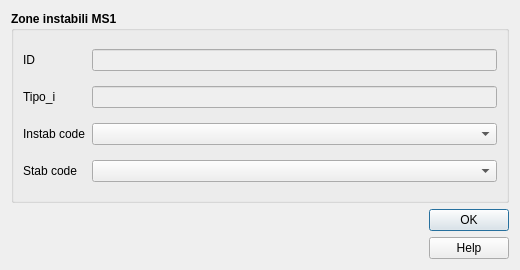
Above: template_code/progetto/maschere/instab_ms1.ui from CNR-IGAG/mzs-tools before the change. Below: the same form after it.
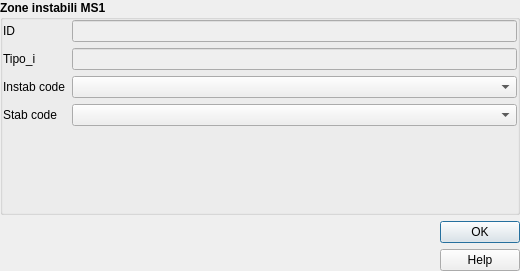
That is the form after the change. Icons and pictures are not drawn.

Commit message: - add stab, instab, isosub layers liv 2-3, in database and project - set required and uneditable layers in project - adapt instab_l23 editing ui and script

What changed in the file:
```diff
--- a/template_code/progetto/maschere/instab_ms1.ui
+++ b/template_code/progetto/maschere/instab_ms1.ui
@@ -7,11 +7,11 @@
                 <x>0</x>
                 <y>0</y>
                 <width>520</width>
-                <height>270</height>
+    <height>271</height>
             </rect>
         </property>
         <property name="sizePolicy">
-            <sizepolicy hsizetype="Fixed" vsizetype="Fixed">
+   <sizepolicy hsizetype="Preferred" vsizetype="Preferred">
                 <horstretch>0</horstretch>
                 <verstretch>0</verstretch>
             </sizepolicy>
@@ -19,13 +19,7 @@
         <property name="minimumSize">
             <size>
                 <width>520</width>
-                <height>240</height>
-            </size>
-        </property>
-        <property name="maximumSize">
-            <size>
-                <width>1500</width>
-                <height>1500</height>
+    <height>271</height>
             </size>
         </property>
         <property name="windowTitle">
@@ -35,6 +29,18 @@
             <bool>true</bool>
         </property>
         <layout class="QVBoxLayout" name="verticalLayout_2">
+   <property name="leftMargin">
+    <number>0</number>
+   </property>
+   <property name="topMargin">
+    <number>0</number>
+   </property>
+   <property name="rightMargin">
+    <number>0</number>
+   </property>
+   <property name="bottomMargin">
+    <number>0</number>
+   </property>
             <item>
                 <widget class="QGroupBox" name="groupBox_2">
                     <property name="sizePolicy">
@@ -58,33 +64,19 @@
                     <property name="title">
                         <string>Zone instabili MS1</string>
                     </property>
-                    <layout class="QGridLayout" name="gridLayout_3">
-                        <item row="2" column="0">
-                            <widget class="QLabel" name="label_4">
-                                <property name="font">
-                                    <font>
-                                        <weight>50</weight>
-                                        <bold>false</bold>
-                                    </font>
-                                </property>
-                                <property name="text">
-                                    <string>Instab code</string>
-                                </property>
-                            </widget>
-                        </item>
-                        <item row="1" column="0">
-                            <widget class="QLabel" name="label">
-                                <property name="font">
-                                    <font>
-                                        <weight>50</weight>
-                                        <bold>false</bold>
-                                    </font>
-                                </property>
-                                <property name="text">
-                                    <string>Tipo_i</string>
-                                </property>
-                            </widget>
-                        </item>
+     <layout class="QFormLayout" name="formLayout">
+      <property name="leftMargin">
+       <number>0</number>
+      </property>
+      <property name="topMargin">
+       <number>0</number>
+      </property>
+      <property name="rightMargin">
+       <number>0</number>
+      </property>
+      <property name="bottomMargin">
+       <number>0</number>
+      </property>
                         <item row="0" column="0">
                             <widget class="QLabel" name="label_2">
                                 <property name="sizePolicy">
@@ -121,18 +113,18 @@
                                             <colorrole role="Text">
                                                 <brush brushstyle="SolidPattern">
                                                     <color alpha="255">
-                                                        <red>113</red>
-                                                        <green>113</green>
-                                                        <blue>113</blue>
+              <red>170</red>
+              <green>170</green>
+              <blue>172</blue>
                                                     </color>
                                                 </brush>
                                             </colorrole>
                                             <colorrole role="PlaceholderText">
                                                 <brush brushstyle="NoBrush">
                                                     <color alpha="128">
-                                                        <red>113</red>
-                                                        <green>113</green>
-                                                        <blue>113</blue>
+              <red>120</red>
+              <green>120</green>
+              <blue>120</blue>
                                                     </color>
                                                 </brush>
                                             </colorrole>
@@ -141,18 +133,18 @@
                                             <colorrole role="Text">
                                                 <brush brushstyle="SolidPattern">
                                                     <color alpha="255">
-                                                        <red>113</red>
-                                                        <green>113</green>
-                                                        <blue>113</blue>
+              <red>170</red>
+              <green>170</green>
+              <blue>172</blue>
                                                     </color>
                                                 </brush>
                                             </colorrole>
                                             <colorrole role="PlaceholderText">
                                                 <brush brushstyle="NoBrush">
                                                     <color alpha="128">
-                                                        <red>113</red>
-                                                        <green>113</green>
-                                                        <blue>113</blue>
+              <red>120</red>
+              <green>120</green>
+              <blue>120</blue>
                                                     </color>
                                                 </brush>
                                             </colorrole>
@@ -184,6 +176,19 @@
                                 </property>
                             </widget>
                         </item>
+      <item row="1" column="0">
+       <widget class="QLabel" name="label">
+        <property name="font">
+         <font>
+          <weight>50</weight>
+          <bold>false</bold>
+         </font>
+        </property>
+        <property name="text">
+         <string>Tipo_i</string>
+        </property>
+       </widget>
+      </item>
                         <item row="1" column="1">
                             <widget class="QLineEdit" name="Tipo_i">
                                 <property name="enabled">
@@ -195,18 +200,18 @@
                                             <colorrole role="Text">
                                                 <brush brushstyle="SolidPattern">
                                                     <color alpha="255">
-                                                        <red>113</red>
-                                                        <green>113</green>
-                                                        <blue>113</blue>
+              <red>170</red>
+              <green>170</green>
+              <blue>172</blue>
                                                     </color>
                                                 </brush>
                                             </colorrole>
                                             <colorrole role="PlaceholderText">
                                                 <brush brushstyle="NoBrush">
                                                     <color alpha="128">
-                                                        <red>113</red>
-                                                        <green>113</green>
-                                                        <blue>113</blue>
+              <red>120</red>
+              <green>120</green>
+              <blue>120</blue>
                                                     </color>
                                                 </brush>
                                             </colorrole>
@@ -215,18 +220,18 @@
                                             <colorrole role="Text">
                                                 <brush brushstyle="SolidPattern">
                                                     <color alpha="255">
-                                                        <red>113</red>
-                                                        <green>113</green>
-                                                        <blue>113</blue>
+              <red>170</red>
+              <green>170</green>
+              <blue>172</blue>
                                                     </color>
                                                 </brush>
                                             </colorrole>
                                             <colorrole role="PlaceholderText">
                                                 <brush brushstyle="NoBrush">
                                                     <color alpha="128">
-                                                        <red>113</red>
-                                                        <green>113</green>
-                                                        <blue>113</blue>
+              <red>120</red>
+              <green>120</green>
+              <blue>120</blue>
                                                     </color>
                                                 </brush>
                                             </colorrole>
@@ -258,6 +263,19 @@
                                 </property>
                             </widget>
                         </item>
+      <item row="2" column="0">
+       <widget class="QLabel" name="label_4">
+        <property name="font">
+         <font>
+          <weight>50</weight>
+          <bold>false</bold>
+         </font>
+        </property>
+        <property name="text">
+         <string>Instab code</string>
+        </property>
+       </widget>
+      </item>
                         <item row="2" column="1">
                             <widget class="QComboBox" name="cod_instab">
                                 <property name="toolTip">
@@ -294,8 +312,8 @@
                         <widget class="QLabel" name="label_logo_cnr">
                             <property name="maximumSize">
                                 <size>
-                                    <width>81</width>
-                                    <height>60</height>
+         <width>92</width>
+         <height>66</height>
                                 </size>
                             </property>
                             <property name="text">
@@ -313,8 +331,8 @@
                         <widget class="QLabel" name="label_logo_igag">
                             <property name="maximumSize">
                                 <size>
-                                    <width>70</width>
-                                    <height>60</height>
+         <width>79</width>
+         <height>66</height>
                                 </size>
                             </property>
                             <property name="text">
```
Left out of the diff: 1 changed line with no effect on the pictures. Lines whose indentation alone changed are shown as unchanged. The commit also changes 19 other files.
